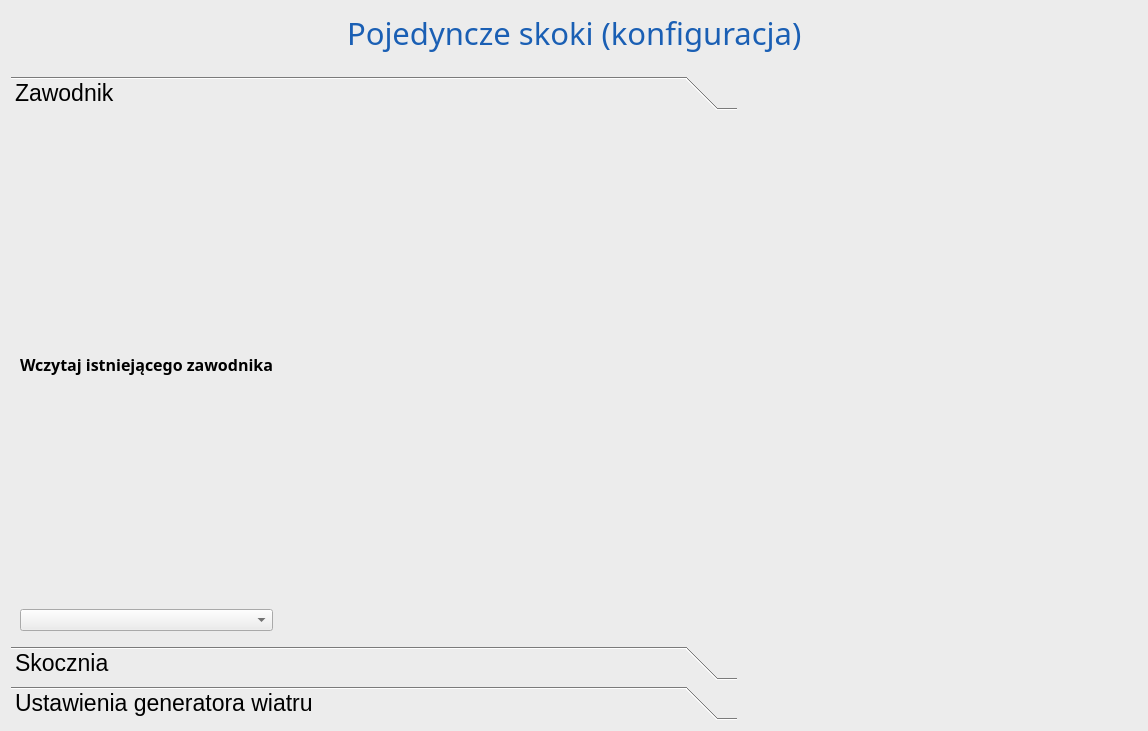
Old version of the form UI/SingleJumps/SingleJumpsConfigWindow.ui in the repository SiekamCebule/sj-sim.
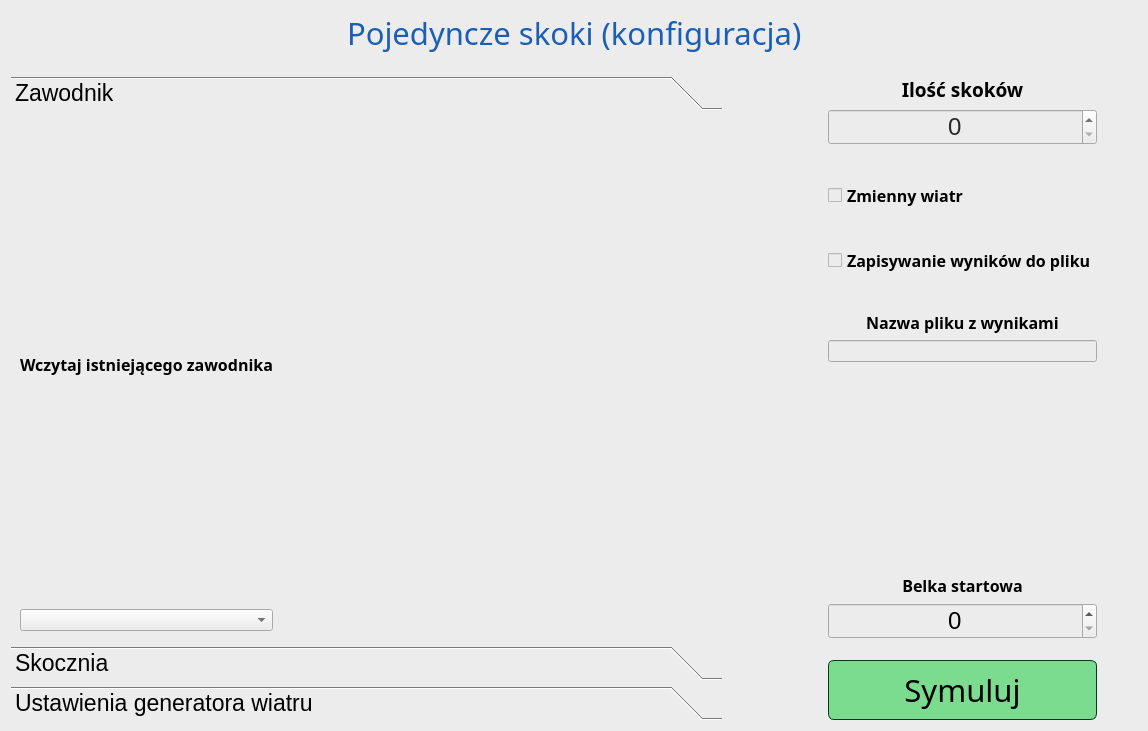
New version of the form.

```diff
--- a/UI/SingleJumps/SingleJumpsConfigWindow.ui
+++ b/UI/SingleJumps/SingleJumpsConfigWindow.ui
@@ -16,7 +16,7 @@
   <property name="styleSheet">
    <string notr="true">background-color: rgb(236, 236, 236);</string>
   </property>
-  <layout class="QVBoxLayout" name="verticalLayout">
+  <layout class="QVBoxLayout" name="verticalLayout_6">
    <item>
     <layout class="QHBoxLayout" name="horizontalLayout_title">
      <item>
@@ -104,7 +104,7 @@
          <rect>
           <x>0</x>
           <y>0</y>
-          <width>722</width>
+          <width>714</width>
           <height>523</height>
          </rect>
         </property>
@@ -257,7 +257,348 @@
        </property>
        <property name="sizeHint" stdset="0">
         <size>
-         <width>400</width>
+         <width>100</width>
+         <height>20</height>
+        </size>
+       </property>
+      </spacer>
+     </item>
+     <item>
+      <layout class="QVBoxLayout" name="verticalLayout_singleJumpsSettings">
+       <item>
+        <layout class="QVBoxLayout" name="verticalLayout_5">
+         <item>
+          <widget class="QLabel" name="label_jumpsCount">
+           <property name="sizePolicy">
+            <sizepolicy hsizetype="Minimum" vsizetype="Preferred">
+             <horstretch>0</horstretch>
+             <verstretch>0</verstretch>
+            </sizepolicy>
+           </property>
+           <property name="font">
+            <font>
+             <family>Quicksand Medium</family>
+             <pointsize>14</pointsize>
+             <bold>true</bold>
+            </font>
+           </property>
+           <property name="styleSheet">
+            <string notr="true">color: black;</string>
+           </property>
+           <property name="text">
+            <string>Ilość skoków</string>
+           </property>
+           <property name="alignment">
+            <set>Qt::AlignCenter</set>
+           </property>
+          </widget>
+         </item>
+         <item>
+          <widget class="QSpinBox" name="spinBox_jumpsCount">
+           <property name="sizePolicy">
+            <sizepolicy hsizetype="Minimum" vsizetype="Fixed">
+             <horstretch>0</horstretch>
+             <verstretch>0</verstretch>
+            </sizepolicy>
+           </property>
+           <property name="font">
+            <font>
+             <pointsize>18</pointsize>
+             <bold>false</bold>
+            </font>
+           </property>
+           <property name="styleSheet">
+            <string notr="true">color: rgb(40, 40, 40);</string>
+           </property>
+           <property name="alignment">
+            <set>Qt::AlignCenter</set>
+           </property>
+           <property name="maximum">
+            <number>100000</number>
+           </property>
+          </widget>
+         </item>
+        </layout>
+       </item>
+       <item>
+        <spacer name="verticalSpacer_3">
+         <property name="orientation">
+          <enum>Qt::Vertical</enum>
+         </property>
+         <property name="sizeType">
+          <enum>QSizePolicy::Maximum</enum>
+         </property>
+         <property name="sizeHint" stdset="0">
+          <size>
+           <width>20</width>
+           <height>30</height>
+          </size>
+         </property>
+        </spacer>
+       </item>
+       <item>
+        <widget class="QCheckBox" name="checkBox_changeableWind">
+         <property name="sizePolicy">
+          <sizepolicy hsizetype="Minimum" vsizetype="Fixed">
+           <horstretch>0</horstretch>
+           <verstretch>0</verstretch>
+          </sizepolicy>
+         </property>
+         <property name="font">
+          <font>
+           <family>Quicksand Medium</family>
+           <pointsize>12</pointsize>
+           <bold>true</bold>
+          </font>
+         </property>
+         <property name="statusTip">
+          <string/>
+         </property>
+         <property name="whatsThis">
+          <string/>
+         </property>
+         <property name="styleSheet">
+          <string notr="true">color: rgb(30, 30, 30);
+QCheckBox::indicator{
+width: 40px;
+height: 30px;
+}</string>
+         </property>
+         <property name="text">
+          <string>Zmienny wiatr</string>
+         </property>
+        </widget>
+       </item>
+       <item>
+        <spacer name="verticalSpacer_4">
+         <property name="orientation">
+          <enum>Qt::Vertical</enum>
+         </property>
+         <property name="sizeType">
+          <enum>QSizePolicy::Maximum</enum>
+         </property>
+         <property name="sizeHint" stdset="0">
+          <size>
+           <width>20</width>
+           <height>30</height>
+          </size>
+         </property>
+        </spacer>
+       </item>
+       <item>
+        <widget class="QCheckBox" name="checkBox_saveResultsFile">
+         <property name="sizePolicy">
+          <sizepolicy hsizetype="Minimum" vsizetype="Fixed">
+           <horstretch>0</horstretch>
+           <verstretch>0</verstretch>
+          </sizepolicy>
+         </property>
+         <property name="font">
+          <font>
+           <family>Quicksand Medium</family>
+           <pointsize>12</pointsize>
+           <bold>true</bold>
+          </font>
+         </property>
+         <property name="styleSheet">
+          <string notr="true">color: black;</string>
+         </property>
+         <property name="text">
+          <string>Zapisywanie wyników do pliku</string>
+         </property>
+        </widget>
+       </item>
+       <item>
+        <spacer name="verticalSpacer_5">
+         <property name="orientation">
+          <enum>Qt::Vertical</enum>
+         </property>
+         <property name="sizeType">
+          <enum>QSizePolicy::Maximum</enum>
+         </property>
+         <property name="sizeHint" stdset="0">
+          <size>
+           <width>20</width>
+           <height>30</height>
+          </size>
+         </property>
+        </spacer>
+       </item>
+       <item>
+        <layout class="QVBoxLayout" name="verticalLayout">
+         <item>
+          <widget class="QLabel" name="label_resultsFileName">
+           <property name="sizePolicy">
+            <sizepolicy hsizetype="Minimum" vsizetype="Preferred">
+             <horstretch>0</horstretch>
+             <verstretch>0</verstretch>
+            </sizepolicy>
+           </property>
+           <property name="font">
+            <font>
+             <family>Quicksand Medium</family>
+             <pointsize>12</pointsize>
+             <bold>true</bold>
+            </font>
+           </property>
+           <property name="styleSheet">
+            <string notr="true">color: black;</string>
+           </property>
+           <property name="text">
+            <string>Nazwa pliku z wynikami</string>
+           </property>
+           <property name="alignment">
+            <set>Qt::AlignCenter</set>
+           </property>
+          </widget>
+         </item>
+         <item>
+          <widget class="QLineEdit" name="lineEdit_resultsFileName">
+           <property name="sizePolicy">
+            <sizepolicy hsizetype="Minimum" vsizetype="Minimum">
+             <horstretch>0</horstretch>
+             <verstretch>0</verstretch>
+            </sizepolicy>
+           </property>
+           <property name="styleSheet">
+            <string notr="true">color: black;</string>
+           </property>
+           <property name="maxLength">
+            <number>50</number>
+           </property>
+           <property name="dragEnabled">
+            <bool>false</bool>
+           </property>
+           <property name="placeholderText">
+            <string/>
+           </property>
+          </widget>
+         </item>
+        </layout>
+       </item>
+       <item>
+        <spacer name="verticalSpacer_6">
+         <property name="orientation">
+          <enum>Qt::Vertical</enum>
+         </property>
+         <property name="sizeHint" stdset="0">
+          <size>
+           <width>20</width>
+           <height>40</height>
+          </size>
+         </property>
+        </spacer>
+       </item>
+       <item>
+        <layout class="QVBoxLayout" name="verticalLayout_3">
+         <item>
+          <widget class="QLabel" name="label">
+           <property name="font">
+            <font>
+             <family>Quicksand Medium</family>
+             <pointsize>12</pointsize>
+             <bold>true</bold>
+            </font>
+           </property>
+           <property name="styleSheet">
+            <string notr="true">color: black;</string>
+           </property>
+           <property name="text">
+            <string>Belka startowa</string>
+           </property>
+           <property name="alignment">
+            <set>Qt::AlignCenter</set>
+           </property>
+          </widget>
+         </item>
+         <item>
+          <widget class="QSpinBox" name="spinBox_gate">
+           <property name="font">
+            <font>
+             <pointsize>18</pointsize>
+            </font>
+           </property>
+           <property name="styleSheet">
+            <string notr="true">color: black;</string>
+           </property>
+           <property name="alignment">
+            <set>Qt::AlignCenter</set>
+           </property>
+          </widget>
+         </item>
+        </layout>
+       </item>
+       <item>
+        <layout class="QVBoxLayout" name="verticalLayout_windsPreset"/>
+       </item>
+       <item>
+        <spacer name="verticalSpacer_7">
+         <property name="orientation">
+          <enum>Qt::Vertical</enum>
+         </property>
+         <property name="sizeType">
+          <enum>QSizePolicy::Maximum</enum>
+         </property>
+         <property name="sizeHint" stdset="0">
+          <size>
+           <width>20</width>
+           <height>15</height>
+          </size>
+         </property>
+        </spacer>
+       </item>
+       <item>
+        <widget class="QPushButton" name="pushButton_submit">
+         <property name="sizePolicy">
+          <sizepolicy hsizetype="Minimum" vsizetype="Minimum">
+           <horstretch>0</horstretch>
+           <verstretch>0</verstretch>
+          </sizepolicy>
+         </property>
+         <property name="minimumSize">
+          <size>
+           <width>250</width>
+           <height>60</height>
+          </size>
+         </property>
+         <property name="font">
+          <font>
+           <family>Quicksand Medium</family>
+           <pointsize>23</pointsize>
+          </font>
+         </property>
+         <property name="focusPolicy">
+          <enum>Qt::StrongFocus</enum>
+         </property>
+         <property name="styleSheet">
+          <string notr="true">QPushButton{
+border: 1px solid rgb(0, 59, 23);
+border-radius: 6px;
+color: rgb(0, 0, 0);
+background-color: rgb(123, 220, 144);
+}
+QPushButton:hover{
+background-color: rgb(153, 253, 174);
+}</string>
+         </property>
+         <property name="text">
+          <string>Symuluj</string>
+         </property>
+        </widget>
+       </item>
+      </layout>
+     </item>
+     <item>
+      <spacer name="horizontalSpacer_4">
+       <property name="orientation">
+        <enum>Qt::Horizontal</enum>
+       </property>
+       <property name="sizeType">
+        <enum>QSizePolicy::Maximum</enum>
+       </property>
+       <property name="sizeHint" stdset="0">
+        <size>
+         <width>40</width>
          <height>20</height>
         </size>
        </property>
```
Left out of the diff: 19 changed lines with no effect on the pictures.
